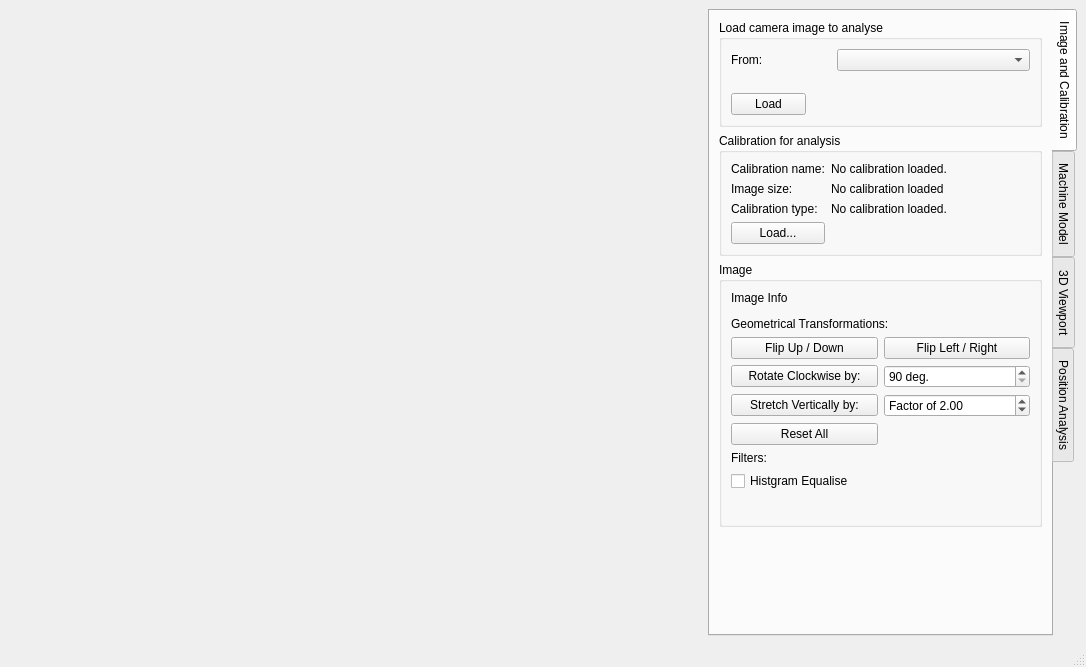
This is calcam/gui/image_analyser.ui in euratom-software/calcam as Qt 5 draws it before an edit. The edited form follows.
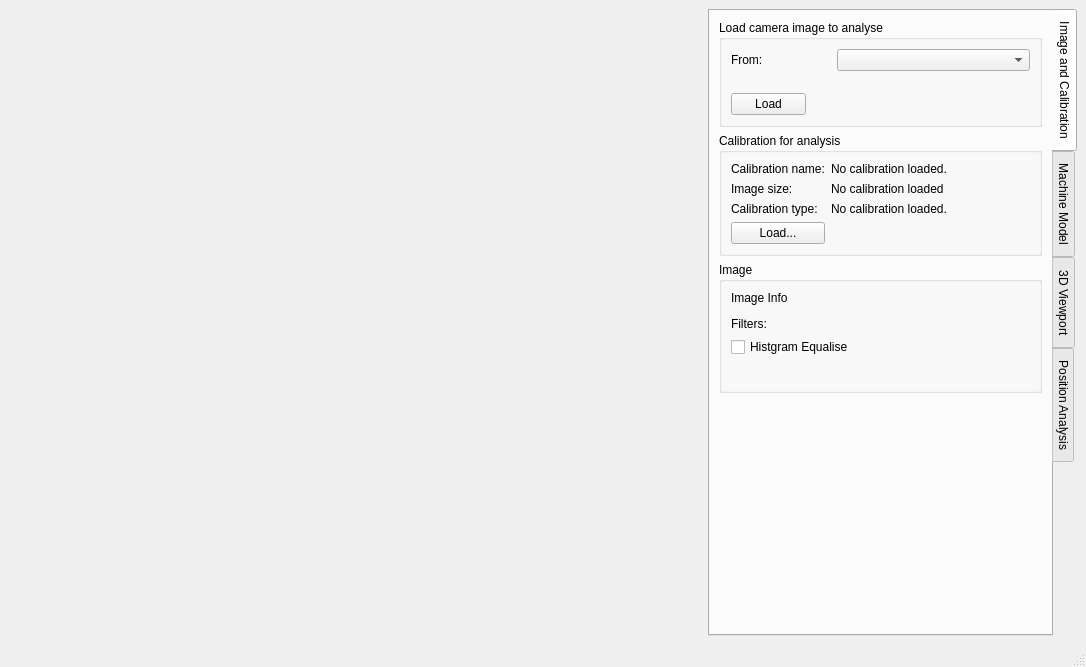
This is the edited form.

Commit message: Add opened file name to title bars; smoothen up the way Image Analyser works and deals with image shapes.

The edit to the form file:
```diff
--- a/calcam/gui/image_analyser.ui
+++ b/calcam/gui/image_analyser.ui
@@ -17,7 +17,7 @@
    </sizepolicy>
   </property>
   <property name="windowTitle">
-   <string>CalCam Image Analysis</string>
+   <string>Calcam Image Analysis</string>
   </property>
   <widget class="QWidget" name="centralwidget">
    <layout class="QGridLayout" name="gridLayout">
@@ -30,16 +30,7 @@
        <enum>QFrame::Raised</enum>
       </property>
       <layout class="QVBoxLayout" name="verticalLayout_5">
-       <property name="leftMargin">
-        <number>0</number>
-       </property>
-       <property name="topMargin">
-        <number>0</number>
-       </property>
-       <property name="rightMargin">
-        <number>0</number>
-       </property>
-       <property name="bottomMargin">
+       <property name="margin">
         <number>0</number>
        </property>
       </layout>
@@ -136,16 +127,7 @@
               </size>
              </property>
              <layout class="QGridLayout" name="gridLayout_6">
-              <property name="leftMargin">
-               <number>0</number>
-              </property>
-              <property name="topMargin">
-               <number>0</number>
-              </property>
-              <property name="rightMargin">
-               <number>0</number>
-              </property>
-              <property name="bottomMargin">
+              <property name="margin">
                <number>0</number>
               </property>
              </layout>
@@ -310,203 +292,9 @@
            <item>
             <widget class="QWidget" name="widget_4" native="true">
              <layout class="QGridLayout" name="gridLayout_7">
-              <property name="leftMargin">
+              <property name="margin">
                <number>0</number>
               </property>
-              <property name="topMargin">
-               <number>0</number>
-              </property>
-              <property name="rightMargin">
-               <number>0</number>
-              </property>
-              <property name="bottomMargin">
-               <number>0</number>
-              </property>
-             </layout>
-            </widget>
-           </item>
-           <item>
-            <widget class="QLabel" name="label_6">
-             <property name="sizePolicy">
-              <sizepolicy hsizetype="Expanding" vsizetype="Preferred">
-               <horstretch>0</horstretch>
-               <verstretch>0</verstretch>
-              </sizepolicy>
-             </property>
-             <property name="text">
-              <string>Geometrical Transformations:</string>
-             </property>
-            </widget>
-           </item>
-           <item>
-            <widget class="QFrame" name="frame_4">
-             <property name="sizePolicy">
-              <sizepolicy hsizetype="Expanding" vsizetype="Minimum">
-               <horstretch>0</horstretch>
-               <verstretch>0</verstretch>
-              </sizepolicy>
-             </property>
-             <property name="frameShape">
-              <enum>QFrame::NoFrame</enum>
-             </property>
-             <property name="frameShadow">
-              <enum>QFrame::Plain</enum>
-             </property>
-             <layout class="QGridLayout" name="gridLayout_25">
-              <property name="leftMargin">
-               <number>0</number>
-              </property>
-              <property name="topMargin">
-               <number>0</number>
-              </property>
-              <property name="rightMargin">
-               <number>0</number>
-              </property>
-              <property name="bottomMargin">
-               <number>0</number>
-              </property>
-              <property name="spacing">
-               <number>6</number>
-              </property>
-              <item row="3" column="2">
-               <widget class="QDoubleSpinBox" name="im_y_stretch_factor">
-                <property name="sizePolicy">
-                 <sizepolicy hsizetype="Expanding" vsizetype="Fixed">
-                  <horstretch>0</horstretch>
-                  <verstretch>0</verstretch>
-                 </sizepolicy>
-                </property>
-                <property name="maximumSize">
-                 <size>
-                  <width>16777215</width>
-                  <height>16777215</height>
-                 </size>
-                </property>
-                <property name="prefix">
-                 <string>Factor of </string>
-                </property>
-                <property name="minimum">
-                 <double>0.100000000000000</double>
-                </property>
-                <property name="maximum">
-                 <double>10.000000000000000</double>
-                </property>
-                <property name="singleStep">
-                 <double>0.100000000000000</double>
-                </property>
-                <property name="value">
-                 <double>2.000000000000000</double>
-                </property>
-               </widget>
-              </item>
-              <item row="1" column="1">
-               <widget class="QPushButton" name="im_flipud">
-                <property name="sizePolicy">
-                 <sizepolicy hsizetype="Expanding" vsizetype="Fixed">
-                  <horstretch>0</horstretch>
-                  <verstretch>0</verstretch>
-                 </sizepolicy>
-                </property>
-                <property name="maximumSize">
-                 <size>
-                  <width>16777215</width>
-                  <height>16777215</height>
-                 </size>
-                </property>
-                <property name="text">
-                 <string>Flip Up / Down</string>
-                </property>
-               </widget>
-              </item>
-              <item row="2" column="2">
-               <widget class="QSpinBox" name="im_rotate_angle">
-                <property name="sizePolicy">
-                 <sizepolicy hsizetype="Expanding" vsizetype="Fixed">
-                  <horstretch>0</horstretch>
-                  <verstretch>0</verstretch>
-                 </sizepolicy>
-                </property>
-                <property name="suffix">
-                 <string> deg.</string>
-                </property>
-                <property name="prefix">
-                 <string/>
-                </property>
-                <property name="minimum">
-                 <number>90</number>
-                </property>
-                <property name="maximum">
-                 <number>270</number>
-                </property>
-                <property name="singleStep">
-                 <number>90</number>
-                </property>
-               </widget>
-              </item>
-              <item row="1" column="2">
-               <widget class="QPushButton" name="im_fliplr">
-                <property name="sizePolicy">
-                 <sizepolicy hsizetype="Expanding" vsizetype="Fixed">
-                  <horstretch>0</horstretch>
-                  <verstretch>0</verstretch>
-                 </sizepolicy>
-                </property>
-                <property name="text">
-                 <string>Flip Left / Right</string>
-                </property>
-               </widget>
-              </item>
-              <item row="3" column="1">
-               <widget class="QPushButton" name="im_y_stretch_button">
-                <property name="sizePolicy">
-                 <sizepolicy hsizetype="Expanding" vsizetype="Fixed">
-                  <horstretch>0</horstretch>
-                  <verstretch>0</verstretch>
-                 </sizepolicy>
-                </property>
-                <property name="maximumSize">
-                 <size>
-                  <width>16777215</width>
-                  <height>16777215</height>
-                 </size>
-                </property>
-                <property name="text">
-                 <string>Stretch Vertically by:</string>
-                </property>
-               </widget>
-              </item>
-              <item row="2" column="1">
-               <widget class="QPushButton" name="im_rotate_button">
-                <property name="sizePolicy">
-                 <sizepolicy hsizetype="Expanding" vsizetype="Fixed">
-                  <horstretch>0</horstretch>
-                  <verstretch>0</verstretch>
-                 </sizepolicy>
-                </property>
-                <property name="maximumSize">
-                 <size>
-                  <width>16777215</width>
-                  <height>16777215</height>
-                 </size>
-                </property>
-                <property name="text">
-                 <string>Rotate Clockwise by:</string>
-                </property>
-               </widget>
-              </item>
-              <item row="4" column="1">
-               <widget class="QPushButton" name="im_reset">
-                <property name="sizePolicy">
-                 <sizepolicy hsizetype="Expanding" vsizetype="Fixed">
-                  <horstretch>0</horstretch>
-                  <verstretch>0</verstretch>
-                 </sizepolicy>
-                </property>
-                <property name="text">
-                 <string>Reset All</string>
-                </property>
-               </widget>
-              </item>
              </layout>
             </widget>
            </item>
```
The commit also changes 8 other files.
